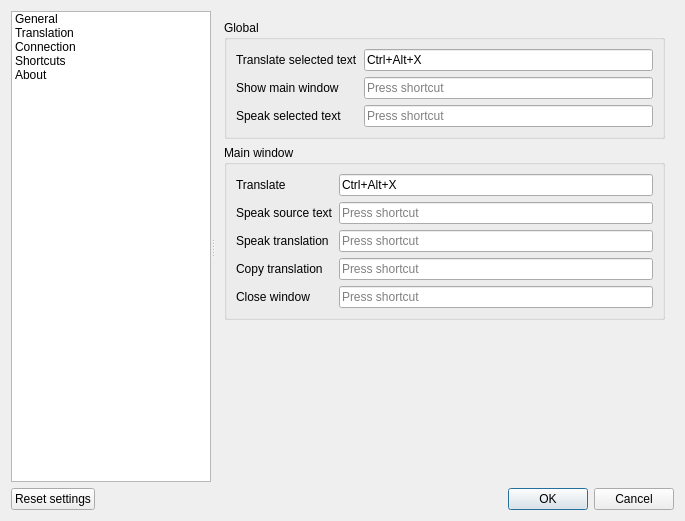
crow-translate/crow-translate, file src/settingsdialog.ui: the form before one commit.
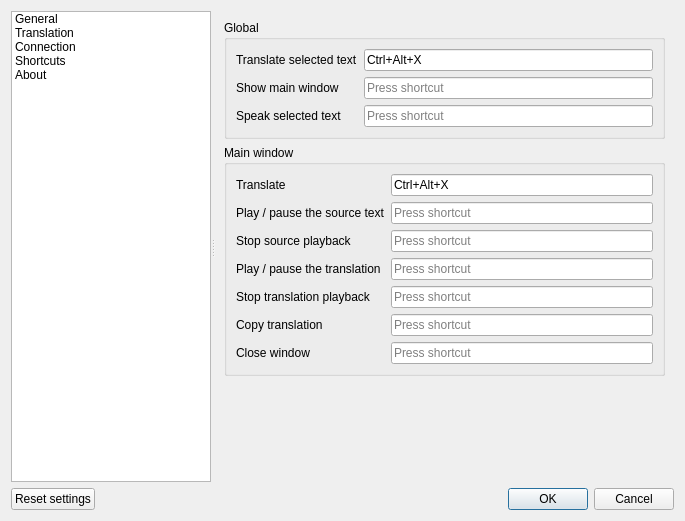
The form after the commit. The open tabs and pages were chosen to show the change. Icons and pictures are not drawn.

Commit message: Add the ability to stop and pause text * The "Say" button is renamed to "Play", that also can pause text * Added button to stop text playback with shortcut * Improved code quality

Diff of the .ui file:
```diff
--- a/src/settingsdialog.ui
+++ b/src/settingsdialog.ui
@@ -770,6 +770,16 @@
            <string>Main window</string>
           </property>
           <layout class="QGridLayout" name="gridLayout_2">
+           <item row="2" column="0">
+            <widget class="QLabel" name="stopSourceLabel">
+             <property name="text">
+              <string>Stop source playback</string>
+             </property>
+            </widget>
+           </item>
+           <item row="2" column="1">
+            <widget class="QKeySequenceEdit" name="stopSourceSequenceEdit"/>
+           </item>
            <item row="0" column="0">
             <widget class="QLabel" name="translateLabel">
              <property name="text">
@@ -784,46 +794,56 @@
              </property>
             </widget>
            </item>
-           <item row="2" column="0">
-            <widget class="QLabel" name="sayTranslationLabel">
+           <item row="3" column="0">
+            <widget class="QLabel" name="playTranslationLabel">
              <property name="text">
-              <string>Speak translation</string>
+              <string>Play / pause the translation</string>
              </property>
             </widget>
            </item>
            <item row="1" column="1">
             <widget class="QKeySequenceEdit" name="saySourceSequenceEdit"/>
            </item>
-           <item row="2" column="1">
-            <widget class="QKeySequenceEdit" name="sayTranslationSequenceEdit"/>
+           <item row="3" column="1">
+            <widget class="QKeySequenceEdit" name="playTranslationSequenceEdit"/>
            </item>
            <item row="1" column="0">
             <widget class="QLabel" name="saySourceLabel">
              <property name="text">
-              <string>Speak source text</string>
+              <string>Play / pause the source text</string>
              </property>
             </widget>
            </item>
-           <item row="4" column="0">
+           <item row="7" column="0">
             <widget class="QLabel" name="closeWindowLabel">
              <property name="text">
               <string>Close window</string>
              </property>
             </widget>
            </item>
-           <item row="4" column="1">
+           <item row="7" column="1">
             <widget class="QKeySequenceEdit" name="closeWindowSequenceEdit"/>
            </item>
-           <item row="3" column="0">
+           <item row="6" column="0">
             <widget class="QLabel" name="copyTranslationLabel">
              <property name="text">
               <string>Copy translation</string>
              </property>
             </widget>
            </item>
-           <item row="3" column="1">
+           <item row="6" column="1">
             <widget class="QKeySequenceEdit" name="copyTranslationSequenceEdit"/>
            </item>
+           <item row="5" column="1">
+            <widget class="QKeySequenceEdit" name="stopTranslationSequenceEdit"/>
+           </item>
+           <item row="5" column="0">
+            <widget class="QLabel" name="stopTransplationLabel">
+             <property name="text">
+              <string>Stop translation playback</string>
+             </property>
+            </widget>
+           </item>
           </layout>
          </widget>
         </item>
```
Left out of the diff: 11 changed lines with no effect on the pictures. The commit also changes 12 other files.
